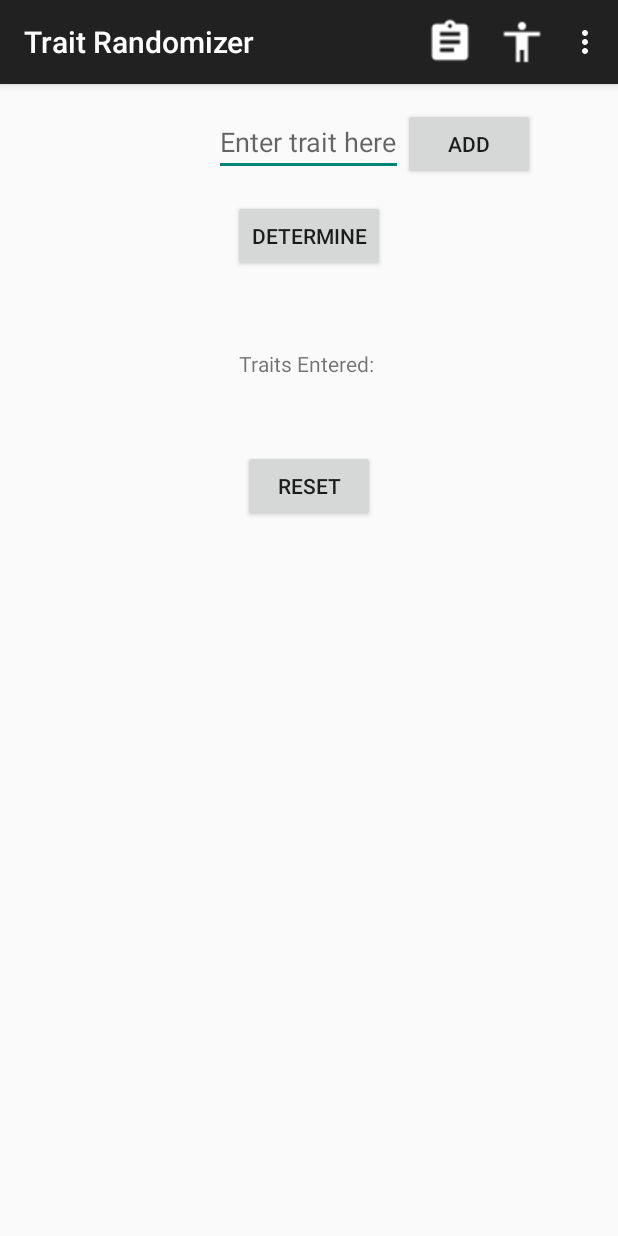
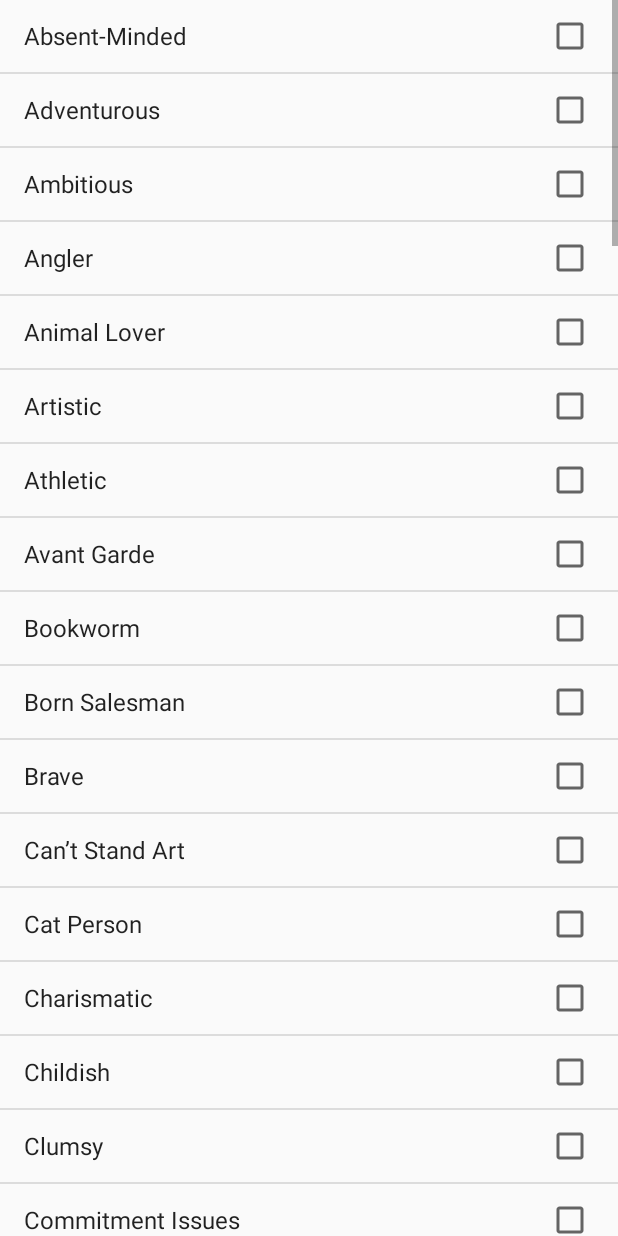
Before and after one commit to cjwillis809/SimsTraitGenerator, an Android app: the ChooseActivity screen opened directly, with no data from a screen before it, after a tap on "ADD", on a phone screen of 412 x 824 dp. Run offline under Robolectric (Android 15) with nearby library versions, the phone set to English and light mode, and no system bars.

Commit message:
ListView Activity
Added the ListView activity for choosing the traits.

```diff
--- a/app/src/main/AndroidManifest.xml
+++ b/app/src/main/AndroidManifest.xml
@@ -20,6 +20,10 @@
             android:name=".ChooseActivity"
             android:label="@string/title_activity_choose" >
         </activity>
+        <activity
+            android:name=".TraitListActivity"
+            android:label="@string/title_activity_trait_list" >
+        </activity>
     </application>
 
 </manifest>
--- a/app/src/main/java/com/example/cj/simstraitgenerator/ChooseActivity.java
+++ b/app/src/main/java/com/example/cj/simstraitgenerator/ChooseActivity.java
@@ -43,15 +43,16 @@ public class ChooseActivity extends ActionBarActivity {
         })*/
     }
 
+    /*
     public void addTrait(View view) {
-        EditText editText = (EditText) findViewById(R.id.trait_field);
-        String a = editText.getText().toString();
+        //EditText editText = (EditText) findViewById(R.id.trait_field);
+        //String a = editText.getText().toString();
         vector.add(a);
         TextView t = (TextView) findViewById(R.id.trait_view);
         t.append(a + "\n");
-        editText.selectAll();
+        //editText.selectAll();
         Toast.makeText(getApplicationContext(), a, Toast.LENGTH_SHORT).show();
-    }
+    }*/
 
     public void reset(View view){
         vector.clear();
@@ -100,6 +101,11 @@ public class ChooseActivity extends ActionBarActivity {
         startActivity(intent);
     }
 
+    public void listActivity(View view) {
+        Intent intent = new Intent(this, TraitListActivity.class);
+        startActivity(intent);
+    }
+
     /* Don't need this anymore
     private void chooseActivity() {
         Intent intent = new Intent(this, ChooseActivity.class);
--- /dev/null
+++ b/app/src/main/java/com/example/cj/simstraitgenerator/TraitListActivity.java
@@ -0,0 +1,81 @@
+package com.example.cj.simstraitgenerator;
+
+import android.app.ListActivity;
+import android.support.v7.app.ActionBarActivity;
+import android.os.Bundle;
+import android.view.Menu;
+import android.view.MenuItem;
+import android.view.View;
+import android.widget.ArrayAdapter;
+import android.widget.ListView;
+import android.widget.Toast;
+
+import java.util.ArrayList;
+
+
+public class TraitListActivity extends ListActivity {
+    ArrayList<String> chosen = new ArrayList<String>();
+    int traitCount = 0;
+
+    @Override
+    protected void onCreate(Bundle savedInstanceState) {
+        super.onCreate(savedInstanceState);
+        //setContentView(R.layout.activity_trait_list);
+
+        //final ListView listView = (ListView) findViewById(this)
+        String[] traits = {"Absent-Minded", "Adventurous", "Ambitious", "Angler", "Animal Lover", "Artistic",
+           "Athletic", "Avant Garde", "Bookworm", "Born Salesman", "Brave", "Can’t Stand Art", "Cat Person",
+           "Charismatic", "Childish", "Clumsy", "Commitment Issues", "Computer Whiz", "Couch Potato",
+           "Coward", "Daredevil", "Disciplined", "Dislikes Children", "Dog Person", "Easily Impressed",
+           "Eccentric", "Eco-Friendly", "Equestrian", "Evil", "Excitable", "Family Oriented", "Flirty",
+           "Friendly", "Frugal", "Genius", "Good", "Good Sense of Humor", "Great Kisser", "Green Thumb",
+           "Grumpy", "Handy", "Hates the Outdoors", "Heavy Sleeper", "Hopeless Romantic", "Hot Headed",
+           "Inappropriate", "Insane", "Irresistible", "Kleptomaniac", "Light Sleeper", "Loner", "Loser",
+           "Loves the Cold", "Loves the Heat", "Loves the Outdoors", "Lucky", "Mean Spirited", "Mooch",
+           "Natural Cook", "Neat", "Neurotic", "Never Nude", "No Sense of Humor", "Nurturing",
+           "Over-Emotional", "Party Animal", "Perceptive", "Perfectionist", "Photographer’s Eye",
+           "Rebellious", "Savvy Sculptor", "Schmoozer", "Shy", "Slob", "Snob", "Socially Awkward",
+           "Star Quality", "Technophobe", "Unflirty", "Unlucky", "Vegetarian", "Vehicle Enthusiast",
+           "Virtuoso", "Workaholic"};
+        final ArrayAdapter<String> adapter = new ArrayAdapter<String>(this, android.R.layout.simple_list_item_multiple_choice, traits);
+        //ListView listView = (ListView) findViewById(R.id.listview);
+        setListAdapter(adapter);
+        getListView().setChoiceMode(ListView.CHOICE_MODE_MULTIPLE); //allows multiple choice
+
+
+    }
+
+    @Override
+    public void onListItemClick(ListView l, View v, int position, long id){
+        String item = (String) getListAdapter().getItem(position); //gets the trait selected
+        if (chosen.contains(item))
+            chosen.remove(item);
+        else{
+            chosen.add(item);
+        }
+
+    }
+
+
+    @Override
+    public boolean onCreateOptionsMenu(Menu menu) {
+        // Inflate the menu; this adds items to the action bar if it is present.
+        getMenuInflater().inflate(R.menu.menu_trait_list, menu);
+        return true;
+    }
+
+    @Override
+    public boolean onOptionsItemSelected(MenuItem item) {
+        // Handle action bar item clicks here. The action bar will
+        // automatically handle clicks on the Home/Up button, so long
+        // as you specify a parent activity in AndroidManifest.xml.
+        int id = item.getItemId();
+
+        //noinspection SimplifiableIfStatement
+        if (id == R.id.action_settings) {
+            return true;
+        }
+
+        return super.onOptionsItemSelected(item);
+    }
+}
--- a/app/src/main/res/layout/activity_choose.xml
+++ b/app/src/main/res/layout/activity_choose.xml
@@ -6,6 +6,7 @@
     android:paddingBottom="@dimen/activity_vertical_margin"
     tools:context="com.example.cj.simstraitgenerator.ChooseActivity">
 
+    <!--
     <EditText
         android:id="@+id/trait_field"
         android:layout_width="wrap_content"
@@ -15,15 +16,16 @@
         android:inputType="text"
         android:imeOptions="actionSend"
         android:maxLength="40"
-        android:layout_marginBottom="16dp"/>
+        android:layout_marginBottom="16dp"/>-->
 
     <Button
         android:layout_width="wrap_content"
         android:layout_height="wrap_content"
         android:id="@+id/add_button"
         android:text="Add"
-        android:onClick="addTrait"
-        android:layout_toRightOf="@id/trait_field"/>
+        android:onClick="listActivity"
+        android:layout_centerHorizontal="true"
+        /> <!--android:layout_toRightOf="@id/trait_field"-->
 
     <Button
         android:layout_width="wrap_content"
@@ -32,7 +34,7 @@
         android:text="Determine"
         android:onClick="determine"
         android:layout_centerHorizontal="true"
-        android:layout_below="@id/trait_field"
+        android:layout_below="@id/add_button"
         android:layout_marginBottom="16dp"/>
 
     <TextView
--- /dev/null
+++ b/app/src/main/res/menu/menu_trait_list.xml
@@ -0,0 +1,7 @@
+<menu xmlns:android="http://schemas.android.com/apk/res/android"
+    xmlns:app="http://schemas.android.com/apk/res-auto"
+    xmlns:tools="http://schemas.android.com/tools"
+    tools:context="com.example.cj.simstraitgenerator.TraitListActivity">
+    <item android:id="@+id/action_settings" android:title="@string/action_settings"
+        android:orderInCategory="100" app:showAsAction="never" />
+</menu>
--- a/app/src/main/res/values/strings.xml
+++ b/app/src/main/res/values/strings.xml
@@ -27,7 +27,8 @@
 
     <string name="title_activity_choose">Trait Randomizer</string>
     <string name="enter_label"> Enter Trait: </string>
-    <string name="trait_label"> Traits Entered: \n</string>
+    <string name="trait_label"> Traits Selected: \n</string>
     <string name="field_hint"> Enter trait here </string>
     <string name="winner_string">Winner: </string>
+    <string name="title_activity_trait_list">TraitListActivity</string>
 </resources>
```
Also changed, not shown: app/src/main/res/layout/activity_trait_list.xml (added, +12 -0 lines).
